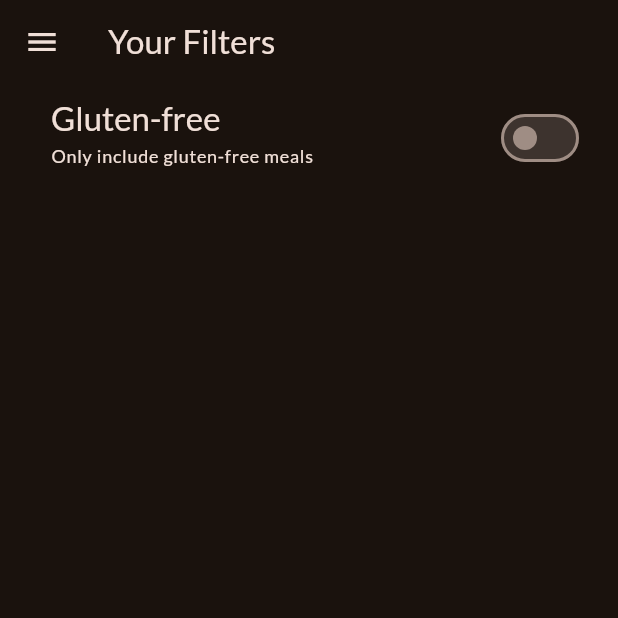
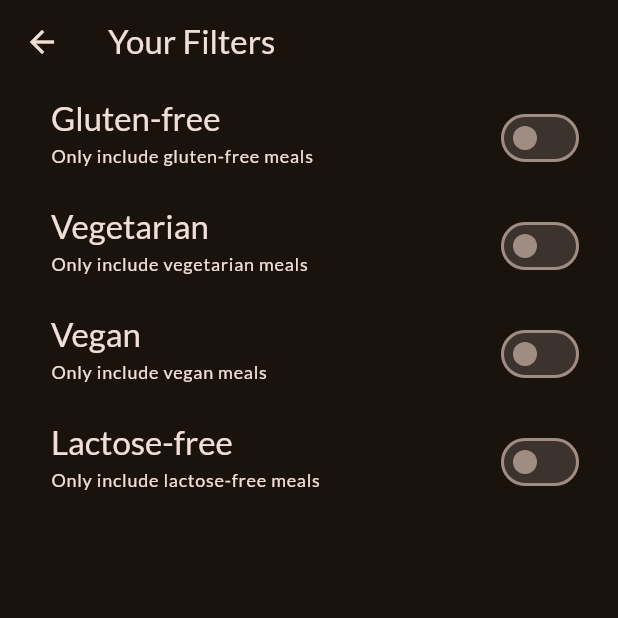
Before and after one commit to ahmedsilinii/meals_app, a Flutter app: the FiltersScreen screen opened directly, on a phone screen of 412 x 824 dp, the top half of it. Run offline on Flutter 3.47's test engine with Material 3 defaults, Android fonts, the phone set to English and light mode, and no system bars; our stand-ins replace google_fonts, transparent_image.

```diff
--- a/lib/screens/filters.dart
+++ b/lib/screens/filters.dart
@@ -1,6 +1,4 @@
 import 'package:flutter/material.dart';
-import 'package:meals_app/screens/tabs.dart';
-import 'package:meals_app/wigdets/main_drawer.dart';
 
 class FiltersScreen extends StatefulWidget {
   const FiltersScreen({super.key});
@@ -11,8 +9,18 @@ class FiltersScreen extends StatefulWidget {
   }
 }
 
+enum Filter {
+  glutenFree,
+  vegetarian,
+  vegan,
+  lactoseFree,
+}
+
 class _FiltersScreenState extends State<FiltersScreen> {
   var _gluenFreeFilterSet = false;
+  var _vegetarianFilterSet = false;
+  var _veganFilterSet = false;
+  var _lactoseFreeFilterSet = false;
 
   @override
   Widget build(BuildContext context) {
@@ -20,6 +28,7 @@ class _FiltersScreenState extends State<FiltersScreen> {
       appBar: AppBar(
         title: const Text('Your Filters'),
       ),
+      /*  drawer
       drawer: MainDrawer(
         onSelectScreen: (identifier) {
           Navigator.of(context).pop();
@@ -32,7 +41,20 @@ class _FiltersScreenState extends State<FiltersScreen> {
           }
         },
       ),
-      body: Column(
+      */
+
+      // ignore: deprecated_member_use
+      body: WillPopScope(
+        onWillPop: () async {
+          Navigator.of(context).pop({
+            Filter.glutenFree: _gluenFreeFilterSet,
+            Filter.vegetarian: _vegetarianFilterSet,
+            Filter.vegan: _veganFilterSet,
+            Filter.lactoseFree: _lactoseFreeFilterSet,
+          });
+          return false;
+        },
+        child: Column(
           children: [
             SwitchListTile(
               value: _gluenFreeFilterSet,
@@ -55,8 +77,75 @@ class _FiltersScreenState extends State<FiltersScreen> {
               ),
               activeColor: Theme.of(context).colorScheme.tertiary,
               contentPadding: const EdgeInsets.only(left: 34, right: 22),
-          )
+            ),
+            SwitchListTile(
+              value: _vegetarianFilterSet,
+              onChanged: (isChecked) {
+                setState(() {
+                  _vegetarianFilterSet = isChecked;
+                });
+              },
+              title: Text(
+                'Vegetarian',
+                style: Theme.of(context).textTheme.titleLarge!.copyWith(
+                      color: Theme.of(context).colorScheme.onBackground,
+                    ),
+              ),
+              subtitle: Text(
+                'Only include vegetarian meals',
+                style: Theme.of(context).textTheme.labelMedium!.copyWith(
+                      color: Theme.of(context).colorScheme.onBackground,
+                    ),
+              ),
+              activeColor: Theme.of(context).colorScheme.tertiary,
+              contentPadding: const EdgeInsets.only(left: 34, right: 22),
+            ),
+            SwitchListTile(
+              value: _veganFilterSet,
+              onChanged: (isChecked) {
+                setState(() {
+                  _veganFilterSet = isChecked;
+                });
+              },
+              title: Text(
+                'Vegan',
+                style: Theme.of(context).textTheme.titleLarge!.copyWith(
+                      color: Theme.of(context).colorScheme.onBackground,
+                    ),
+              ),
+              subtitle: Text(
+                'Only include vegan meals',
+                style: Theme.of(context).textTheme.labelMedium!.copyWith(
+                      color: Theme.of(context).colorScheme.onBackground,
+                    ),
+              ),
+              activeColor: Theme.of(context).colorScheme.tertiary,
+              contentPadding: const EdgeInsets.only(left: 34, right: 22),
+            ),
+            SwitchListTile(
+              value: _lactoseFreeFilterSet,
+              onChanged: (isChecked) {
+                setState(() {
+                  _lactoseFreeFilterSet = isChecked;
+                });
+              },
+              title: Text(
+                'Lactose-free',
+                style: Theme.of(context).textTheme.titleLarge!.copyWith(
+                      color: Theme.of(context).colorScheme.onBackground,
+                    ),
+              ),
+              subtitle: Text(
+                'Only include lactose-free meals',
+                style: Theme.of(context).textTheme.labelMedium!.copyWith(
+                      color: Theme.of(context).colorScheme.onBackground,
+                    ),
+              ),
+              activeColor: Theme.of(context).colorScheme.tertiary,
+              contentPadding: const EdgeInsets.only(left: 34, right: 22),
+            ),
           ],
+        ),
       ),
     );
   }
```
Lines whose indentation alone changed are shown as unchanged.
